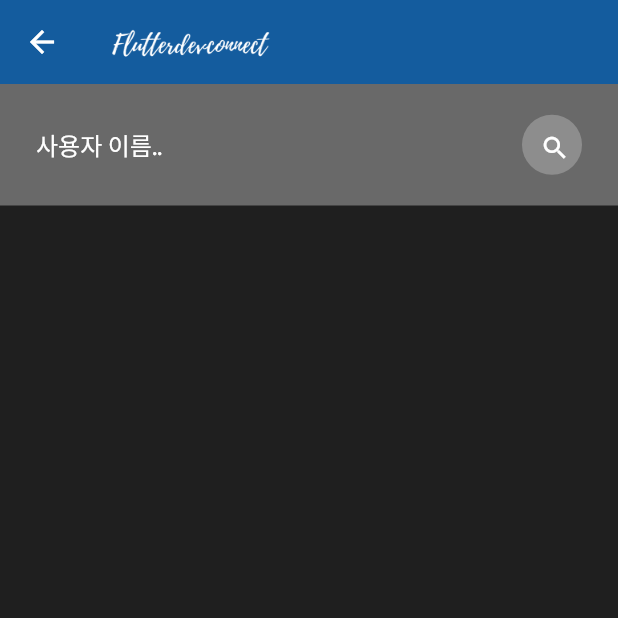
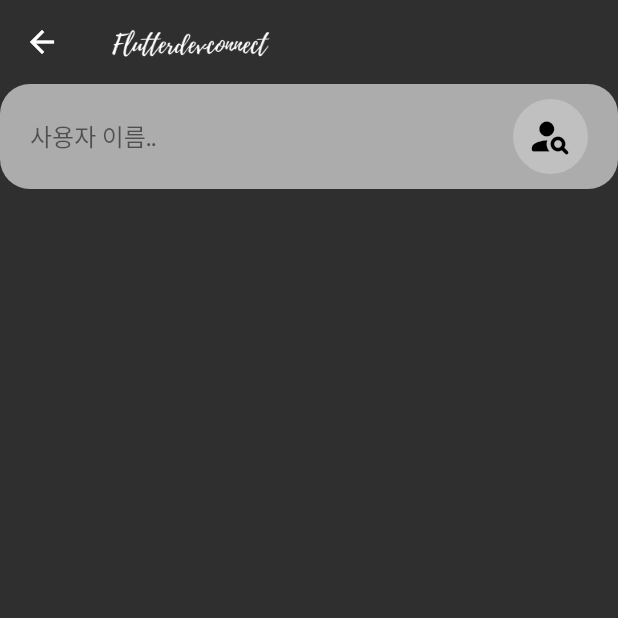
Before and after one commit to laon-member/chat_fe_flutter, a Flutter app: the ChatRoom screen opened directly, after a tap on the "search" icon, on a phone screen of 412 x 824 dp, the top half of it. Run offline on Flutter 3.47's test engine with Material 2 defaults, Android fonts, the light colour scheme and no system bars; our stand-ins replace cloud_firestore, firebase_auth, google_sign_in, shared_preferences; accounts and stored records are empty.

Commit message:
UI 라운딩 작업 및 테마색상 변경

```diff
--- a/lib/views/chatRoomsScreen.dart
+++ b/lib/views/chatRoomsScreen.dart
@@ -63,6 +63,8 @@
         title: Text(
           Constants.myName.toString(),
         ),
+        backgroundColor: Color(0xff2F2F2F),
+        elevation: 0,
         actions: [
           GestureDetector(
             // onLongPress: () {
@@ -79,7 +81,14 @@
           )
         ],
       ),
-      body: chatRoomsList(),
+      body: Container(
+        height: MediaQuery.of(context).size.height,
+        decoration: BoxDecoration(
+          color: Color(0xff1F1F1F),
+          borderRadius: BorderRadius.circular(20),
+        ),
+        child: chatRoomsList(),
+      ),
       resizeToAvoidBottomPadding: false,
       floatingActionButton: FloatingActionButton(
         child: Icon(Icons.search),
@@ -109,8 +118,10 @@
                 builder: (context) => ConversationScreen(this.chatRoomId)));
       },
       child: Container(
-        color: Colors.black26,
-        padding: EdgeInsets.symmetric(horizontal: 24, vertical: 16),
+        padding: EdgeInsets.symmetric(horizontal: 20, vertical: 20),
+        decoration: BoxDecoration(
+          color: Colors.black54,
+        ),
         child: Row(
           children: [
             Container(
--- a/lib/views/search.dart
+++ b/lib/views/search.dart
@@ -11,6 +11,7 @@
 }
 
 String myName;
+
 class _SearchState extends State<Search> {
   DatabaseMethods databaseMethods = new DatabaseMethods();
   TextEditingController searchTextEditingController =
@@ -20,6 +21,7 @@
   bool isLoading = false;
   bool haveUserSearched = false;
 
+  ///사람을 검색할 때 사용합니다. 이 경우 검색창이 비어있지 않아야 합니다.
   initiateSearch() async {
     if (searchTextEditingController.text.isNotEmpty) {
       await databaseMethods
@@ -31,10 +33,16 @@
           haveUserSearched = true;
         });
       });
-
     }
   }
 
+  @override
+  void initState() {
+    initiateSearch();
+    super.initState();
+  }
+
+  ///유저가 검색이 된 경우 Firebase 에서 값을 구해옵니다. 만약 "k"를 검색한 경우 "k"와 관련되어 있는 이름이 모두 뜨게 됩니다.
   Widget searchList() {
     return haveUserSearched
         ? ListView.builder(
@@ -49,6 +57,7 @@
         : Container();
   }
 
+///채팅방의 ID를 받아옵니다.
   getChatRoomId(String a, String b) {
     if (a.substring(0, 1).codeUnitAt(0) > b.substring(0, 1).codeUnitAt(0)) {
       return "$b\_$a";
@@ -57,7 +66,7 @@
     }
   }
 
-  /// 채팅방 반들기, 메시지 등을 다른 사용자에게 보냄.
+  /// 채팅방을 만들며 대화를 시작합니다. 그러나 본인에게는 메시지를 전송할 수 없습니다.
   createChatroomAndStartConversation({String userName}) {
     if (userName != Constants.myName) {
       String chatRoomId = getChatRoomId(userName, Constants.myName);
@@ -78,7 +87,7 @@
 
   Widget SearchTile(String userName, String userEmail) {
     return Container(
-      padding: EdgeInsets.symmetric(horizontal: 24, vertical: 16),
+      padding: EdgeInsets.symmetric(horizontal: 20, vertical: 20),
       child: Row(
         children: [
           Column(
@@ -86,11 +95,11 @@
             children: [
               Text(
                 userName,
-                style: simpleTextStyle(),
+                style: TextStyle(color: Colors.white, fontSize: 20),
               ),
               Text(
                 userEmail,
-                style: simpleTextStyle(),
+                style: TextStyle(color: Colors.white54, fontSize: 15),
               )
             ],
           ),
@@ -102,9 +111,9 @@
             child: Container(
               decoration: BoxDecoration(
                   color: Colors.blue, borderRadius: BorderRadius.circular(30)),
-              padding: EdgeInsets.symmetric(horizontal: 16, vertical: 16),
+              padding: EdgeInsets.symmetric(horizontal: 15, vertical: 10),
               child: Icon(
-                Icons.message,
+                Icons.message_rounded,
                 color: Colors.white,
               ), //하얀색 메시지 아이콘
             ),
@@ -113,16 +122,6 @@
       ),
     );
   }
-
-
-
-  @override
-  void initState() {
-    initiateSearch();
-    super.initState();
-  }
-
-
 
   @override
   Widget build(BuildContext context) {
@@ -138,18 +137,21 @@
               child: Column(
                 children: [
                   Container(
-                    padding: EdgeInsets.symmetric(horizontal: 24, vertical: 16),
-                    color: Color(0x54FFFFFF),
+                    padding: EdgeInsets.symmetric(horizontal: 20, vertical: 10),
+                    decoration: BoxDecoration(
+                      color: Color(0x99FFFFFF),
+                      borderRadius: BorderRadius.circular(20),
+                    ),
                     child: Row(
                       children: [
                         Expanded(
                           child: TextField(
                             controller: searchTextEditingController,
-                            style: simpleTextStyle(),
+                            style: TextStyle(color: Colors.black),
                             decoration: InputDecoration(
                                 hintText: "사용자 이름..",
                                 hintStyle: TextStyle(
-                                  color: Colors.white,
+                                  color: Colors.black54,
                                   fontSize: 16,
                                 ),
                                 border: InputBorder.none),
@@ -160,22 +162,29 @@
                             initiateSearch();
                           },
                           child: Container(
-                              height: 40,
-                              width: 40,
+                              height: 50,
+                              width: 50,
                               decoration: BoxDecoration(
                                   color: Colors.white24,
-                                  borderRadius: BorderRadius.circular(40)),
-                              padding: EdgeInsets.all(12),
+                                  borderRadius: BorderRadius.circular(45)),
+                              padding: EdgeInsets.all(10),
                               child: Icon(
-                                Icons.search,
-                                color: Colors.white,
-                                size: 20,
+                                Icons.person_search_rounded,
+                                color: Colors.black,
+                                size: 30,
                               )),
                         )
                       ],
                     ),
                   ),
-                  searchList()
+                  Container(
+                    decoration: BoxDecoration(
+                      color: Color(0xff1F1F1F),
+                      borderRadius: BorderRadius.circular(20),
+                    ),
+                    child: searchList(),
+                  )
+
                 ],
               ),
             ),
--- a/lib/views/signin.dart
+++ b/lib/views/signin.dart
@@ -65,7 +65,7 @@
               child: Center(child: CircularProgressIndicator()),
             )
           : Container(
-              padding: EdgeInsets.symmetric(horizontal: 24),
+              padding: EdgeInsets.symmetric(horizontal: 15),
               child: Column(
                 children: [
                   Spacer(),
```
Also changed, not shown: lib/main.dart (+5 -2 lines), lib/views/conversation_screen.dart (+61 -57 lines), 1 other file. Lines whose indentation alone changed are shown as unchanged.
